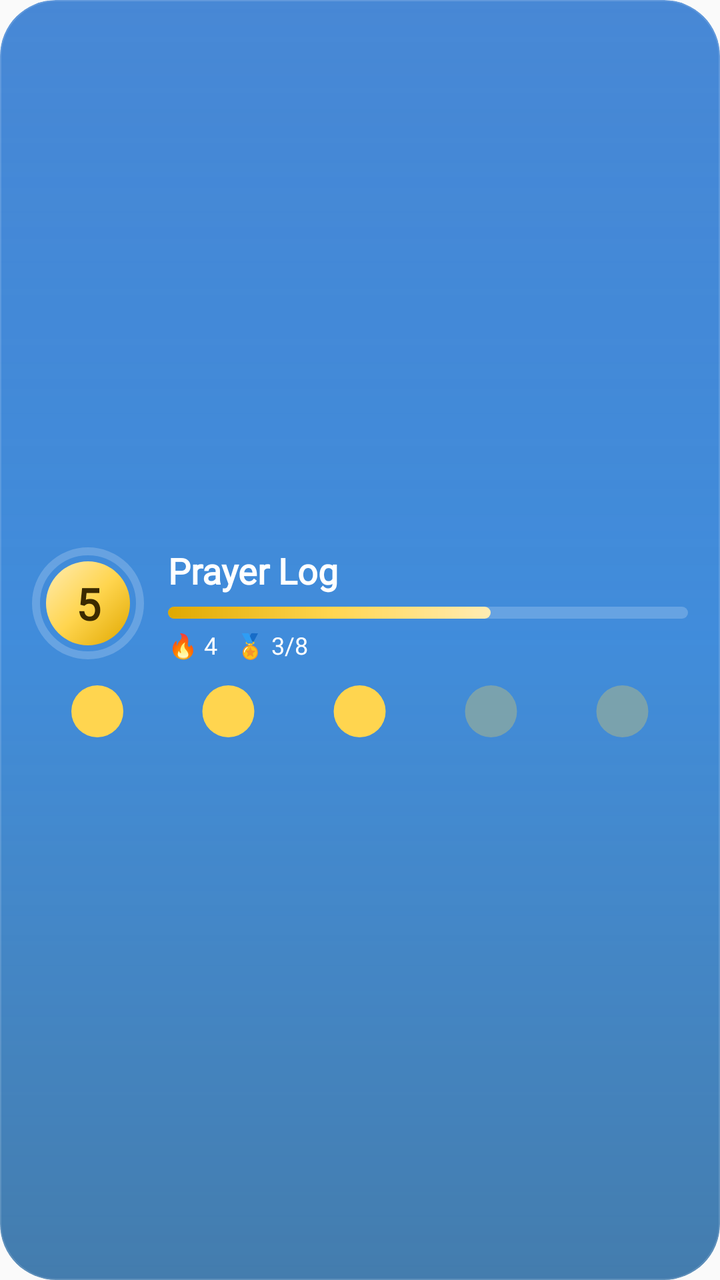
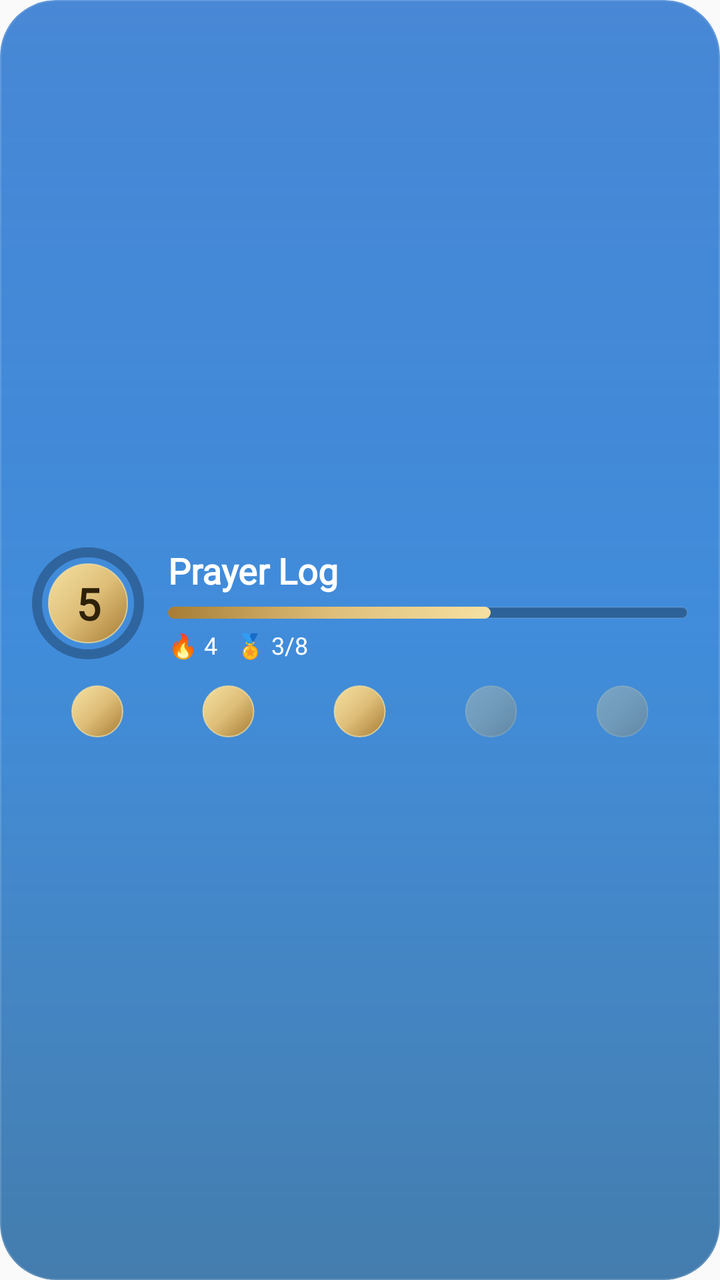

Screens rendered from an Android XML layout before and after an edit, with the pre-edit source and the edit as a unified diff.
<!-- AndroidManifest.xml: application theme Theme.Waktiva -->
<!-- res/layout/widget_prayer_log_preview.xml -->
<?xml version="1.0" encoding="utf-8"?>
<FrameLayout xmlns:android="http://schemas.android.com/apk/res/android"
    android:id="@android:id/background"
    android:layout_width="match_parent"
    android:layout_height="match_parent"
    android:background="@drawable/widget_preview_bg"
    android:clipToOutline="true">

    <ImageView
        android:layout_width="match_parent"
        android:layout_height="match_parent"
        android:scaleType="fitXY"
        android:src="@drawable/widget_sheen" />

    <LinearLayout
        android:layout_width="match_parent"
        android:layout_height="match_parent"
        android:gravity="center_vertical"
        android:orientation="vertical"
        android:paddingStart="16dp"
        android:paddingTop="12dp"
        android:paddingEnd="16dp"
        android:paddingBottom="10dp">

        <LinearLayout
            android:layout_width="match_parent"
            android:layout_height="wrap_content"
            android:gravity="center_vertical"
            android:orientation="horizontal">

            <TextView
                android:layout_width="56dp"
                android:layout_height="56dp"
                android:background="@drawable/widget_medal_preview"
                android:fontFamily="@font/inter_medium"
                android:gravity="center"
                android:text="5"
                android:textColor="#FF3B2A00"
                android:textSize="22sp"
                android:textStyle="bold" />

            <LinearLayout
                android:layout_width="0dp"
                android:layout_height="wrap_content"
                android:layout_marginStart="12dp"
                android:layout_weight="1"
                android:orientation="vertical">

                <TextView
                    android:layout_width="wrap_content"
                    android:layout_height="wrap_content"
                    android:fontFamily="@font/inter_medium"
                    android:maxLines="1"
                    android:text="@string/prayer_log_title"
                    android:textColor="#FFFFFFFF"
                    android:textSize="18sp"
                    android:textStyle="bold" />

                <ProgressBar
                    style="?android:attr/progressBarStyleHorizontal"
                    android:layout_width="match_parent"
                    android:layout_height="6dp"
                    android:layout_marginTop="6dp"
                    android:max="1000"
                    android:maxHeight="6dp"
                    android:minHeight="6dp"
                    android:progress="620"
                    android:progressDrawable="@drawable/widget_xp_bar" />

                <TextView
                    android:layout_width="wrap_content"
                    android:layout_height="wrap_content"
                    android:layout_marginTop="5dp"
                    android:fontFamily="@font/inter_medium"
                    android:maxLines="1"
                    android:text="🔥 4   🏅 3/8"
                    android:textColor="#FFFFFFFF"
                    android:textSize="12sp" />
            </LinearLayout>
        </LinearLayout>

        <LinearLayout
            android:layout_width="match_parent"
            android:layout_height="wrap_content"
            android:layout_marginTop="12dp"
            android:orientation="horizontal">

            <ImageView
                android:layout_width="0dp"
                android:layout_height="26dp"
                android:layout_weight="1"
                android:src="@drawable/widget_log_dot_preview" />

            <ImageView
                android:layout_width="0dp"
                android:layout_height="26dp"
                android:layout_weight="1"
                android:src="@drawable/widget_log_dot_preview" />

            <ImageView
                android:layout_width="0dp"
                android:layout_height="26dp"
                android:layout_weight="1"
                android:src="@drawable/widget_log_dot_preview" />

            <ImageView
                android:layout_width="0dp"
                android:layout_height="26dp"
                android:layout_weight="1"
                android:alpha="0.3"
                android:src="@drawable/widget_log_dot_preview" />

            <ImageView
                android:layout_width="0dp"
                android:layout_height="26dp"
                android:layout_weight="1"
                android:alpha="0.3"
                android:src="@drawable/widget_log_dot_preview" />
        </LinearLayout>
    </LinearLayout>
</FrameLayout>
<!-- resources referenced by this layout -->
<resources>
  <!-- drawable widget_log_dot_preview (drawable) -->
  <?xml version="1.0" encoding="utf-8"?>
  <shape xmlns:android="http://schemas.android.com/apk/res/android"
      android:shape="oval">
      <size android:width="26dp" android:height="26dp" />
      <solid android:color="#FFFFD54F" />
  </shape>
  <!-- drawable widget_medal_preview (drawable) -->
  <?xml version="1.0" encoding="utf-8"?>
  <layer-list xmlns:android="http://schemas.android.com/apk/res/android">
      <item>
          <shape android:shape="oval">
              <stroke android:width="4dp" android:color="#33FFFFFF" />
          </shape>
      </item>
      <item
          android:bottom="7dp"
          android:left="7dp"
          android:right="7dp"
          android:top="7dp">
          <shape android:shape="oval">
              <gradient
                  android:angle="315"
                  android:centerColor="#FFFFD54F"
                  android:endColor="#FFE0A800"
                  android:startColor="#FFFFECB3" />
          </shape>
      </item>
  </layer-list>
  <!-- drawable widget_preview_bg (drawable) -->
  <?xml version="1.0" encoding="utf-8"?>
  <shape xmlns:android="http://schemas.android.com/apk/res/android"
      android:shape="rectangle">
      <gradient
          android:angle="270"
          android:startColor="#FF2773CE"
          android:endColor="#FF5AA6E8"
          android:type="linear" />
      <corners android:radius="@dimen/widget_corner_radius" />
  </shape>
  <!-- drawable widget_sheen (drawable) -->
  <?xml version="1.0" encoding="utf-8"?>
  <layer-list xmlns:android="http://schemas.android.com/apk/res/android">
      <item>
          <shape android:shape="rectangle">
              <gradient
                  android:angle="270"
                  android:startColor="#26FFFFFF"
                  android:centerColor="#00FFFFFF"
                  android:endColor="#00FFFFFF"
                  android:type="linear" />
              <corners android:radius="@dimen/widget_corner_radius" />
          </shape>
      </item>
      <item>
          <shape android:shape="rectangle">
              <gradient
                  android:angle="90"
                  android:startColor="#40000000"
                  android:centerColor="#00000000"
                  android:endColor="#00000000"
                  android:type="linear" />
              <corners android:radius="@dimen/widget_corner_radius" />
          </shape>
      </item>
      <item>
          <shape android:shape="rectangle">
              <stroke android:width="0.5dp" android:color="#24FFFFFF" />
              <corners android:radius="@dimen/widget_corner_radius" />
          </shape>
      </item>
  </layer-list>
  <!-- drawable widget_xp_bar (drawable) -->
  <?xml version="1.0" encoding="utf-8"?>
  <layer-list xmlns:android="http://schemas.android.com/apk/res/android">
      <item android:id="@android:id/background">
          <shape android:shape="rectangle">
              <corners android:radius="999dp" />
              <solid android:color="#33FFFFFF" />
          </shape>
      </item>
      <item android:id="@android:id/progress">
          <scale android:scaleWidth="100%">
              <shape android:shape="rectangle">
                  <corners android:radius="999dp" />
                  <gradient
                      android:angle="0"
                      android:endColor="#FFFFECB3"
                      android:centerColor="#FFFFD54F"
                      android:startColor="#FFE0A800" />
              </shape>
          </scale>
      </item>
  </layer-list>
  <string name="prayer_log_title">Prayer Log</string>
  <style name="Theme.Waktiva" parent="Theme.AppCompat.DayNight.NoActionBar" />
  <dimen name="widget_corner_radius">22dp</dimen>
</resources>

<!-- the commit's change to res/layout/widget_prayer_log_preview.xml (unified diff, before → after) -->
@@ -35,7 +35,7 @@
                 android:fontFamily="@font/inter_medium"
                 android:gravity="center"
                 android:text="5"
-                android:textColor="#FF3B2A00"
+                android:textColor="#FF2E2108"
                 android:textSize="22sp"
                 android:textStyle="bold" />
 
<!-- resource entries referenced after the edit -->
@@ -5,27 +5,33 @@
   <shape xmlns:android="http://schemas.android.com/apk/res/android"
       android:shape="oval">
       <size android:width="26dp" android:height="26dp" />
-      <solid android:color="#FFFFD54F" />
+      <gradient
+          android:angle="315"
+          android:centerColor="#FFDEBE78"
+          android:endColor="#FFA77C34"
+          android:startColor="#FFF6E1A2" />
+      <stroke android:width="0.7dp" android:color="#B3F6E1A2" />
   </shape>
   <!-- drawable widget_medal_preview (drawable) -->
   <?xml version="1.0" encoding="utf-8"?>
   <layer-list xmlns:android="http://schemas.android.com/apk/res/android">
       <item>
           <shape android:shape="oval">
-              <stroke android:width="4dp" android:color="#33FFFFFF" />
+              <stroke android:width="5dp" android:color="#47000000" />
           </shape>
       </item>
       <item
-          android:bottom="7dp"
-          android:left="7dp"
-          android:right="7dp"
-          android:top="7dp">
+          android:bottom="8dp"
+          android:left="8dp"
+          android:right="8dp"
+          android:top="8dp">
           <shape android:shape="oval">
               <gradient
                   android:angle="315"
-                  android:centerColor="#FFFFD54F"
-                  android:endColor="#FFE0A800"
-                  android:startColor="#FFFFECB3" />
+                  android:centerColor="#FFDEBE78"
+                  android:endColor="#FFA77C34"
+                  android:startColor="#FFF6E1A2" />
+              <stroke android:width="0.7dp" android:color="#B3F6E1A2" />
           </shape>
       </item>
   </layer-list>
@@ -78,7 +84,8 @@
       <item android:id="@android:id/background">
           <shape android:shape="rectangle">
               <corners android:radius="999dp" />
-              <solid android:color="#33FFFFFF" />
+              <solid android:color="#4D000000" />
+              <stroke android:width="0.5dp" android:color="#1AFFFFFF" />
           </shape>
       </item>
       <item android:id="@android:id/progress">
@@ -87,9 +94,9 @@
                   <corners android:radius="999dp" />
                   <gradient
                       android:angle="0"
-                      android:endColor="#FFFFECB3"
-                      android:centerColor="#FFFFD54F"
-                      android:startColor="#FFE0A800" />
+                      android:centerColor="#FFDEBE78"
+                      android:endColor="#FFF6E1A2"
+                      android:startColor="#FFA77C34" />
               </shape>
           </scale>
       </item>
